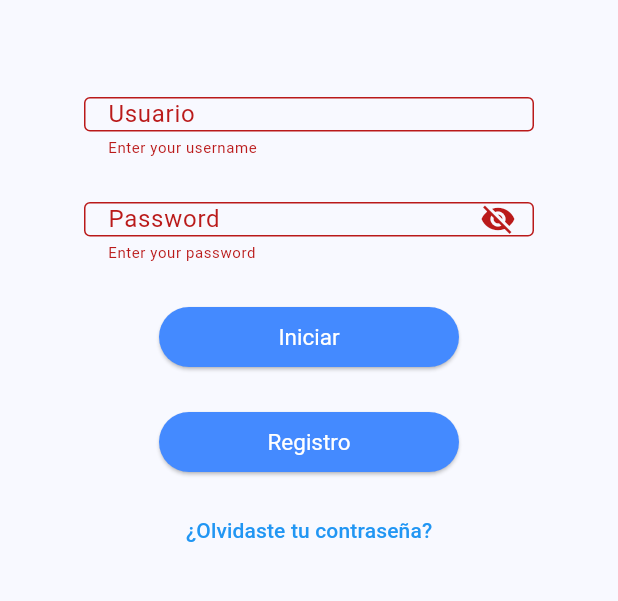
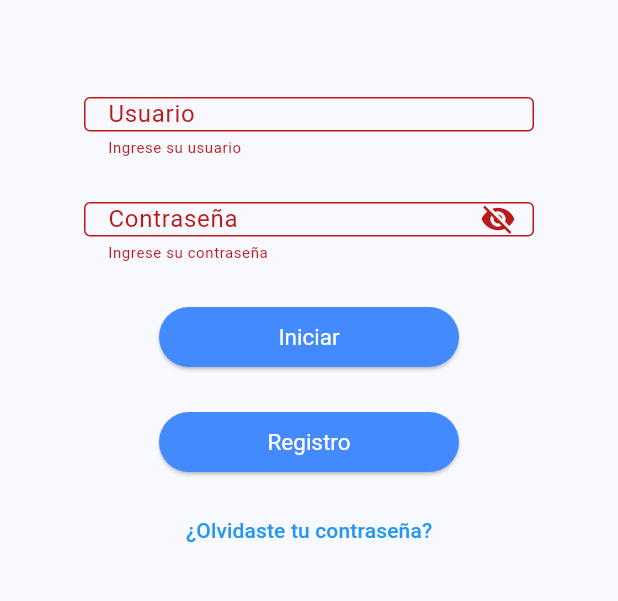
Before and after one commit to Felipe11XZzx/springboot_backend-flutter, a Flutter app: the screen it shows after launch, after a tap on "Iniciar", on a phone screen of 412 x 824 dp, the part 452-1053 px from its top. Run offline on Flutter 3.47's test engine with Material 3 defaults, Android fonts, the phone set to English and light mode, and no system bars; our stand-ins replace dio, file_picker, flutter_map, image_picker, latlong2, logger and 1 more; accounts and stored records are empty.

Commit message:
Implementada solucion en la pantalla de principal

```diff
--- a/lib/screens/pantallaprincipal.dart
+++ b/lib/screens/pantallaprincipal.dart
@@ -3,9 +3,9 @@ import 'package:inicio_sesion/commons/constants.dart';
 import 'package:inicio_sesion/commons/custombutton.dart';
 import 'package:inicio_sesion/screens/pantallaadministrador.dart';
 import 'package:inicio_sesion/screens/pantallaregistro.dart';
-import 'package:inicio_sesion/repositories/user_repository.dart';
+import 'package:inicio_sesion/repositories/UserRepository.dart';
 import 'package:inicio_sesion/screens/pantallainiciocliente.dart';
-import '../models/user.dart';
+//import '../models/user.dart';
 import '../commons/snacksbar.dart';
 import 'package:logger/logger.dart';
 
@@ -13,7 +13,6 @@ class MyHomePage extends StatefulWidget {
   const MyHomePage({super.key, required this.title});
   final String title;
 
-  get user => null;
   @override
   State<MyHomePage> createState() => _MyHomePageState();
 }
@@ -23,53 +22,37 @@ class _MyHomePageState extends State<MyHomePage> {
   final TextEditingController userController = TextEditingController();
   final TextEditingController passController = TextEditingController();
   final UserRepository _userRepository = UserRepository();
+  final logger = Logger();
   bool obscureText = true;
-  User? user;
-  int selectedIndex = 0;
-  late final List<Widget> pages;
-  var logger = Logger();
+
+  @override
+  void dispose() {
+    userController.dispose();
+    passController.dispose();
+    super.dispose();
+  }
 
   void openRegister() {
     Navigator.push(context,
         MaterialPageRoute(builder: (context) => const MyRegisterPage()));
   }
 
-  void openStarted() {
-    Navigator.push(
-      context,
-      MaterialPageRoute(builder: (context) => MyStartedPage(user: user!)),
-    );
-  }
-
-  void onItemTapped(int index) {
-    setState(() {
-      selectedIndex = index;
-    });
-  }
-
-  void openStartedAdmin() {
-    Navigator.push(
-      context,
-      MaterialPageRoute(builder: (context) => MyAdminPage(usuarioAdmin: user!)),
-    );
-  }
-
-  void startSession() async {
+  Future<void> startSession() async {
     if (_formKey.currentState!.validate()) {
       try {
         final users = await _userRepository.listarUsuarios();
         final user = users.firstWhere(
-          (u) => u.nombre == userController.text && u.contrasena == passController.text,
+          (u) =>
+              u.nombre == userController.text &&
+              u.contrasena == passController.text,
           orElse: () => throw Exception('Usuario o contraseña incorrectos'),
         );
 
         if (user.bloqueado) {
           if (mounted) {
             SnaksBar.showSnackBar(
-              context,
-              "Usuario bloqueado. Contacte al administrador",
-              color: Constants.errorColor
-            );
+                context, "Usuario bloqueado. Contacte al administrador",
+                color: Constants.errorColor);
           }
           return;
         }
@@ -78,31 +61,33 @@ class _MyHomePageState extends State<MyHomePage> {
           if (user.administrador) {
             Navigator.pushReplacement(
               context,
-              MaterialPageRoute(builder: (context) => MyAdminPage(usuarioAdmin: user)),
+              MaterialPageRoute(
+                  builder: (context) => MyAdminPage(usuarioAdmin: user)),
             );
           } else {
             Navigator.pushReplacement(
               context,
-              MaterialPageRoute(builder: (context) => MyStartedPage(user: user)),
+              MaterialPageRoute(
+                  builder: (context) => MyStartedPage(user: user)),
             );
           }
         }
       } catch (e) {
         if (mounted) {
-          SnaksBar.showSnackBar(
-            context,
-            e.toString(),
-            color: Constants.errorColor
-          );
+          SnaksBar.showSnackBar(context, e.toString(),
+              color: Constants.errorColor);
         }
+        logger.e('Error en inicio de sesión: $e');
       }
     }
   }
 
-  void olvidasteContrasena() {
-    TextEditingController nombreUsuarioController = TextEditingController();
+  Future<void> olvidasteContrasena() async {
+    final nombreUsuarioController = TextEditingController();
 
-    showDialog(
+    if (!mounted) return;
+
+    await showDialog(
       context: context,
       builder: (context) => AlertDialog(
         title: const Text("Recuperar contraseña"),
@@ -127,20 +112,16 @@ class _MyHomePageState extends State<MyHomePage> {
                 Navigator.pop(context);
                 if (mounted) {
                   SnaksBar.showSnackBar(
-                    context,
-                    "La contraseña es: ${user.contrasena}",
-                    color: Constants.successColor
-                  );
+                      context, "La contraseña es: ${user.contrasena}",
+                      color: Constants.successColor);
                 }
               } catch (e) {
                 Navigator.pop(context);
                 if (mounted) {
-                  SnaksBar.showSnackBar(
-                    context,
-                    e.toString(),
-                    color: Constants.errorColor
-                  );
+                  SnaksBar.showSnackBar(context, e.toString(),
+                      color: Constants.errorColor);
                 }
+                logger.e('Error en recuperación de contraseña: $e');
               }
             },
             style: ElevatedButton.styleFrom(
@@ -184,13 +165,13 @@ class _MyHomePageState extends State<MyHomePage> {
                   width: 300,
                   child: TextFormField(
                     controller: userController,
-                    decoration: InputDecoration(
+                    decoration: const InputDecoration(
                       labelText: 'Usuario',
                       border: OutlineInputBorder(),
                       errorStyle: TextStyle(fontSize: 10),
                     ),
                     validator: (value) =>
-                        value!.isEmpty ? 'Enter your username' : null,
+                        value!.isEmpty ? 'Ingrese su usuario' : null,
                     onTap: () {
                       setState(() {
                         _formKey.currentState!.reset();
@@ -208,22 +189,19 @@ class _MyHomePageState extends State<MyHomePage> {
                     controller: passController,
                     obscureText: obscureText,
                     decoration: InputDecoration(
-                      labelText: 'Password',
-                      border: OutlineInputBorder(),
-                      errorStyle: TextStyle(fontSize: 10),
+                      labelText: 'Contraseña',
+                      border: const OutlineInputBorder(),
+                      errorStyle: const TextStyle(fontSize: 10),
                       suffixIcon: IconButton(
                         icon: Icon(obscureText
                             ? Icons.visibility_off
                             : Icons.visibility),
-                        onPressed: () {
-                          setState(() {
-                            obscureText = !obscureText;
-                          });
-                        },
+                        onPressed: () =>
+                            setState(() => obscureText = !obscureText),
                       ),
                     ),
                     validator: (value) =>
-                        value!.isEmpty ? 'Enter your password' : null,
+                        value!.isEmpty ? 'Ingrese su contraseña' : null,
                     onTap: () {
                       setState(() {
                         _formKey.currentState!.reset();
@@ -233,15 +211,13 @@ class _MyHomePageState extends State<MyHomePage> {
                 ),
               ),
               Padding(
-                  padding: const EdgeInsets.all(15),
-                  child:
-                      CustomEButton(text: 'Iniciar', myFunction: startSession)),
+                padding: const EdgeInsets.all(15),
+                child: CustomEButton(text: 'Iniciar', myFunction: startSession),
+              ),
               Padding(
                 padding: const EdgeInsets.all(15),
-                child: CustomEButton(
-                  text: 'Registro',
-                  myFunction: openRegister
-                ),
+                child:
+                    CustomEButton(text: 'Registro', myFunction: openRegister),
               ),
               TextButton(
                   onPressed: olvidasteContrasena,
```
